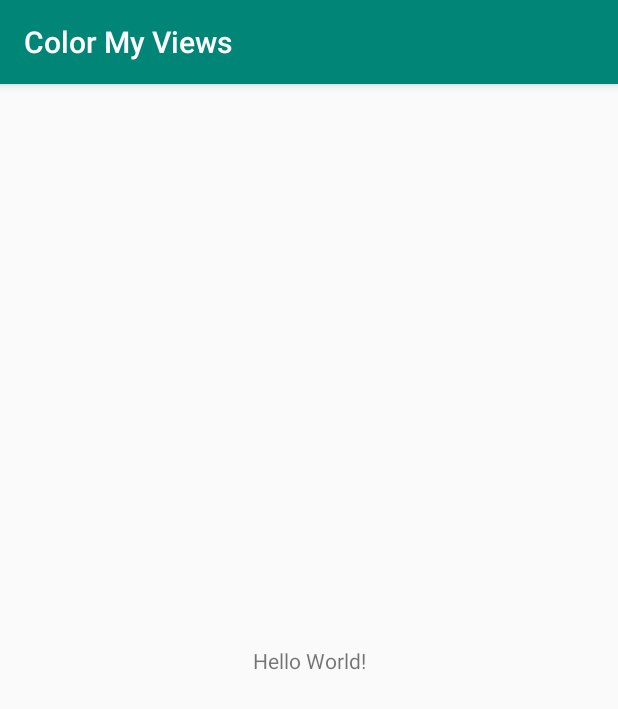
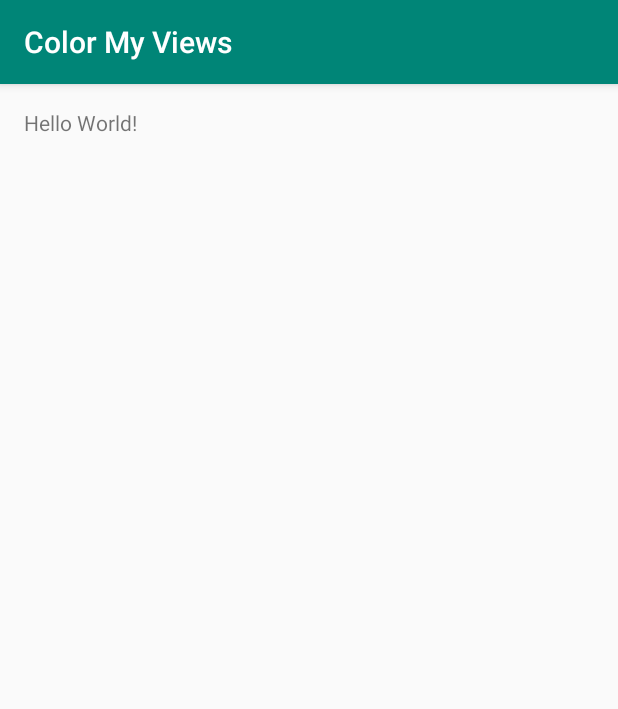
Before and after one commit to MoroProductionsDev/Color-My-Views, an Android app: the screen it shows after launch (MainActivity), on a phone screen of 412 x 824 dp. Shown: the top 709 px of the screen. Run offline under Robolectric (Android 15) with nearby library versions, the phone set to English and light mode, and no system bars.

Commit message:
- Changed Constraint to left, top, rigth fixed 16dp - Changed layout_width "match_content" - Changed layout_height "wrap_content" - horizontal bias from 100 to 0

```diff
--- a/app/src/main/res/layout/activity_main.xml
+++ b/app/src/main/res/layout/activity_main.xml
@@ -7,12 +7,16 @@
     tools:context=".MainActivity">
 
     <TextView
-        android:layout_width="wrap_content"
+        android:layout_width="0dp"
         android:layout_height="wrap_content"
+        android:layout_marginStart="16dp"
+        android:layout_marginTop="16dp"
+        android:layout_marginRight="16dp"
         android:text="Hello World!"
-        app:layout_constraintBottom_toBottomOf="parent"
+        app:layout_constraintHorizontal_bias="0.0"
         app:layout_constraintLeft_toLeftOf="parent"
         app:layout_constraintRight_toRightOf="parent"
+        app:layout_constraintStart_toStartOf="parent"
         app:layout_constraintTop_toTopOf="parent" />
 
 </androidx.constraintlayout.widget.ConstraintLayout>
```
